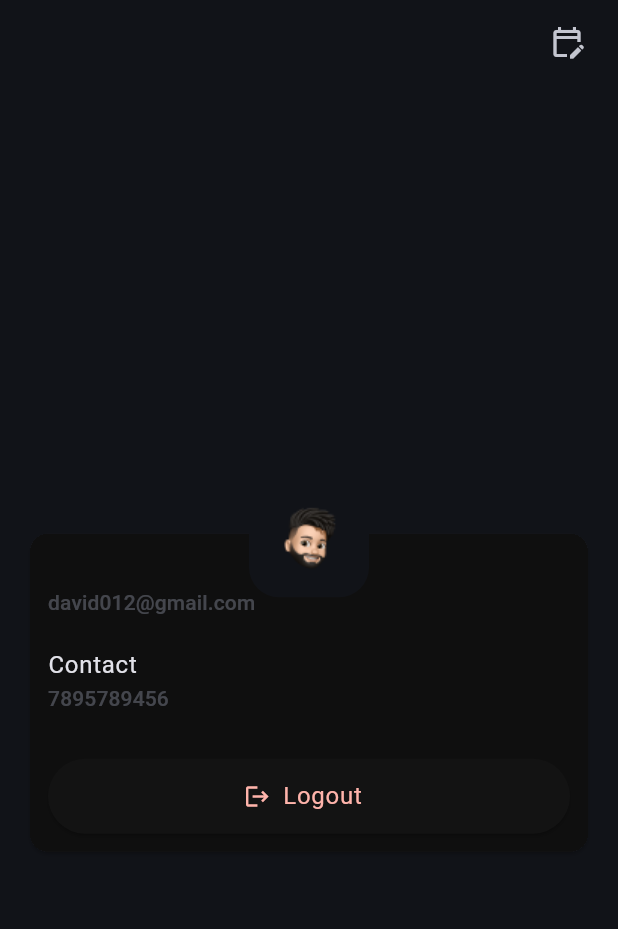
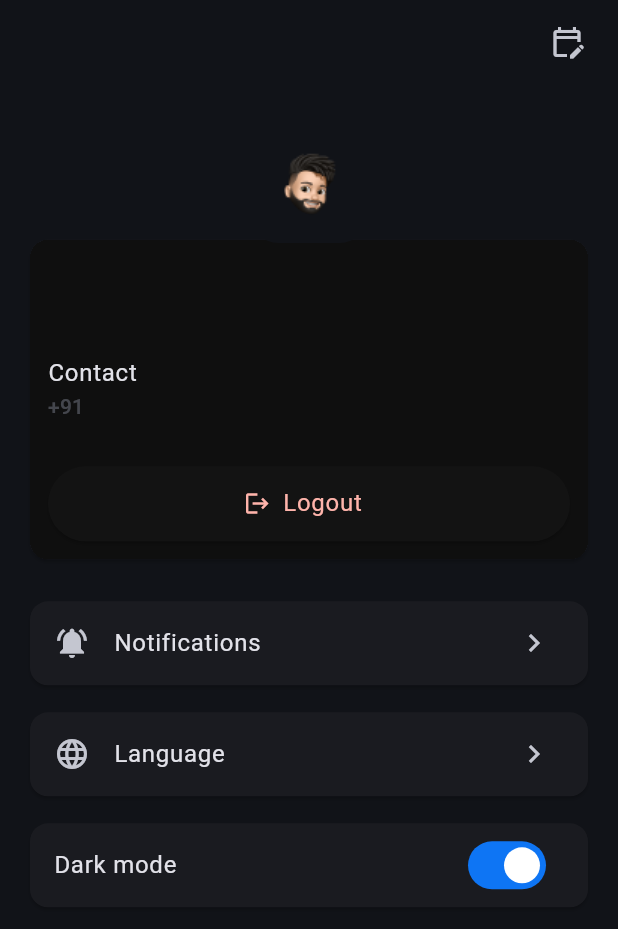
Before and after one commit to hinasahammed/invoice_ui, a Flutter app: the ProfileView screen opened directly, on a phone screen of 412 x 824 dp. Shown: the top 929 px of the screen. Run offline on Flutter 3.47's test engine with Material 3 defaults, Android fonts, the phone set to English and light mode, and no system bars; our stand-ins replace another_flushbar, awesome_dialog, gap, lottie, shared_preferences; accounts and stored records are empty.

Commit message:
change ui in profile view

```diff
--- a/lib/view/profile/profile_view.dart
+++ b/lib/view/profile/profile_view.dart
@@ -14,6 +14,8 @@ class ProfileView extends StatefulWidget {
 
 class _ProfileViewState extends State<ProfileView> {
   String userName = '';
+  String email = '';
+  String contact = '';
   @override
   void initState() {
     super.initState();
@@ -22,9 +24,13 @@ class _ProfileViewState extends State<ProfileView> {
 
   void getUsername() async {
     final pref = await SharedPreferences.getInstance();
-    var user = pref.getString("loginUserName");
+    var user = pref.getString("userName");
+    var uEmail = pref.getString("email");
+    var phone = pref.getString("contact");
     setState(() {
       userName = user ?? '';
+      email = uEmail ?? '';
+      contact = phone ?? '';
     });
   }
 
@@ -49,13 +55,12 @@ class _ProfileViewState extends State<ProfileView> {
       body: Padding(
         padding: const EdgeInsets.all(16),
         child: Column(
-          mainAxisAlignment: MainAxisAlignment.center,
           children: [
             Stack(
               children: [
                 SizedBox(
                   width: size.width,
-                  height: size.height * .32,
+                  height: size.height * .37,
                 ),
                 Positioned(
                   bottom: 0,
@@ -78,7 +83,7 @@ class _ProfileViewState extends State<ProfileView> {
                             ),
                           ),
                           Text(
-                            "david012@gmail.com",
+                            email,
                             style: theme.textTheme.labelLarge!.copyWith(
                               color:
                                   theme.colorScheme.secondary.withOpacity(.3),
@@ -92,7 +97,7 @@ class _ProfileViewState extends State<ProfileView> {
                             ),
                           ),
                           Text(
-                            "7895789456",
+                            "+91$contact",
                             style: theme.textTheme.labelLarge!.copyWith(
                               color:
                                   theme.colorScheme.secondary.withOpacity(.3),
@@ -143,7 +148,33 @@ class _ProfileViewState extends State<ProfileView> {
                   ),
                 )
               ],
-            )
+            ),
+            const Gap(20),
+            Card(
+              child: ListTile(
+                onTap: () {},
+                leading: const Icon(Icons.notifications_active),
+                title: const Text('Notifications'),
+                trailing: const Icon(Icons.keyboard_arrow_right),
+              ),
+            ),
+            const Gap(10),
+            Card(
+              child: ListTile(
+                onTap: () {},
+                leading: const Icon(Icons.language),
+                title: const Text('Language'),
+                trailing: const Icon(Icons.keyboard_arrow_right),
+              ),
+            ),
+            const Gap(10),
+            Card(
+              child: SwitchListTile(
+                value: true,
+                onChanged: (value) {},
+                title: const Text("Dark mode"),
+              ),
+            ),
           ],
         ),
       ),
--- a/lib/viewModel/services/profile/profile_viewmodel.dart
+++ b/lib/viewModel/services/profile/profile_viewmodel.dart
@@ -4,6 +4,8 @@ import 'package:invoice_ui/view/login/login_view.dart';
 import 'package:shared_preferences/shared_preferences.dart';
 
 class ProfileViewmodel {
+
+
   void logout(BuildContext context) async {
     final pref = await SharedPreferences.getInstance();
     pref.setBool("isLogedin", false).then(
```
